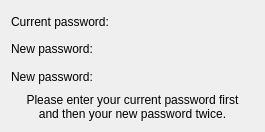
The window that protocols/jabber/ui/dlgchangepassword.ui (KDE/kopete) describes before a commit, drawn with Qt 5.
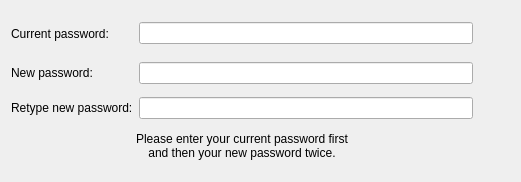
The same window after the commit. Custom widgets are drawn as their Qt base class.

Patch:
```diff
--- a/protocols/jabber/ui/dlgchangepassword.ui
+++ b/protocols/jabber/ui/dlgchangepassword.ui
@@ -1,16 +1,16 @@
 <ui version="4.0" >
  <class>DlgChangePassword</class>
- <widget class="QWidget" name="DlgChangePassword" >
-  <property name="geometry" >
+ <widget class="QWidget" name="DlgChangePassword">
+  <property name="geometry">
         <rect>
             <x>0</x>
             <y>0</y>
-    <width>265</width>
-    <height>132</height>
-        </rect>
-    </property>
-  <layout class="QGridLayout" >
-   <property name="margin" >
+    <width>521</width>
+    <height>182</height>
+   </rect>
+  </property>
+  <layout class="QGridLayout">
+   <property name="margin">
     <number>11</number>
    </property>
    <property name="spacing" >
@@ -23,35 +23,33 @@
             </property>
         </widget>
    </item>
-   <item row="1" column="0" >
-    <widget class="QLabel" name="textLabel2" >
-     <property name="text" >
+   <item row="2" column="0">
+    <widget class="QLabel" name="textLabel2">
+     <property name="text">
                 <string>New password:</string>
             </property>
         </widget>
    </item>
-   <item row="2" column="0" >
-    <widget class="QLabel" name="textLabel3" >
-     <property name="text" >
-                <string>New password:</string>
+   <item row="3" column="0">
+    <widget class="QLabel" name="textLabel3">
+     <property name="text">
+      <string>Retype new password:</string>
             </property>
         </widget>
    </item>
-   <item row="0" column="1" >
-    <widget class="KLineEdit" name="peCurrentPassword" />
+   <item row="0" column="1">
+    <widget class="KLineEdit" name="peCurrentPassword"/>
    </item>
-   <item row="1" column="1" >
-    <widget class="KLineEdit" name="peNewPassword1" />
+   <item row="2" column="1">
+    <widget class="KLineEdit" name="peNewPassword1"/>
    </item>
-   <item row="2" column="1" >
-    <widget class="KLineEdit" name="peNewPassword2" />
+   <item row="3" column="1">
+    <widget class="KLineEdit" name="peNewPassword2"/>
    </item>
-   <item row="3" column="0" colspan="2" >
-    <widget class="QLabel" name="lblStatus" >
-     <property name="sizePolicy" >
-                <sizepolicy>
-                    <hsizetype>5</hsizetype>
-                    <vsizetype>4</vsizetype>
+   <item row="4" column="0" colspan="2">
+    <widget class="QLabel" name="lblStatus">
+     <property name="sizePolicy">
+      <sizepolicy hsizetype="Preferred" vsizetype="Maximum">
                     <horstretch>0</horstretch>
                     <verstretch>0</verstretch>
                 </sizepolicy>
@@ -65,12 +63,42 @@
             </property>
         </widget>
    </item>
+   <item row="0" column="2">
+    <widget class="KLed" name="kled">
+     <property name="minimumSize">
+      <size>
+       <width>31</width>
+       <height>31</height>
+      </size>
+     </property>
+     <property name="state">
+      <enum>KLed::On</enum>
+     </property>
+     <property name="shape">
+      <enum>KLed::Circular</enum>
+     </property>
+     <property name="look">
+      <enum>KLed::Raised</enum>
+     </property>
+    </widget>
+   </item>
+   <item row="2" column="2">
+    <widget class="KLed" name="kled_2"/>
+   </item>
+   <item row="3" column="2">
+    <widget class="KLed" name="kled_3"/>
+   </item>
   </layout>
  </widget>
  <customwidgets>
+  <customwidget>
+   <class>KLed</class>
+   <extends>QWidget</extends>
+   <header>kled.h</header>
+  </customwidget>
     <customwidget>
         <class>KLineEdit</class>
-   <extends></extends>
+   <extends>QLineEdit</extends>
    <header>klineedit.h</header>
         <container>0</container>
    <pixmap></pixmap>
```
Left out of the diff: 17 changed lines with no effect on the pictures. Lines whose indentation alone changed are shown as unchanged.
